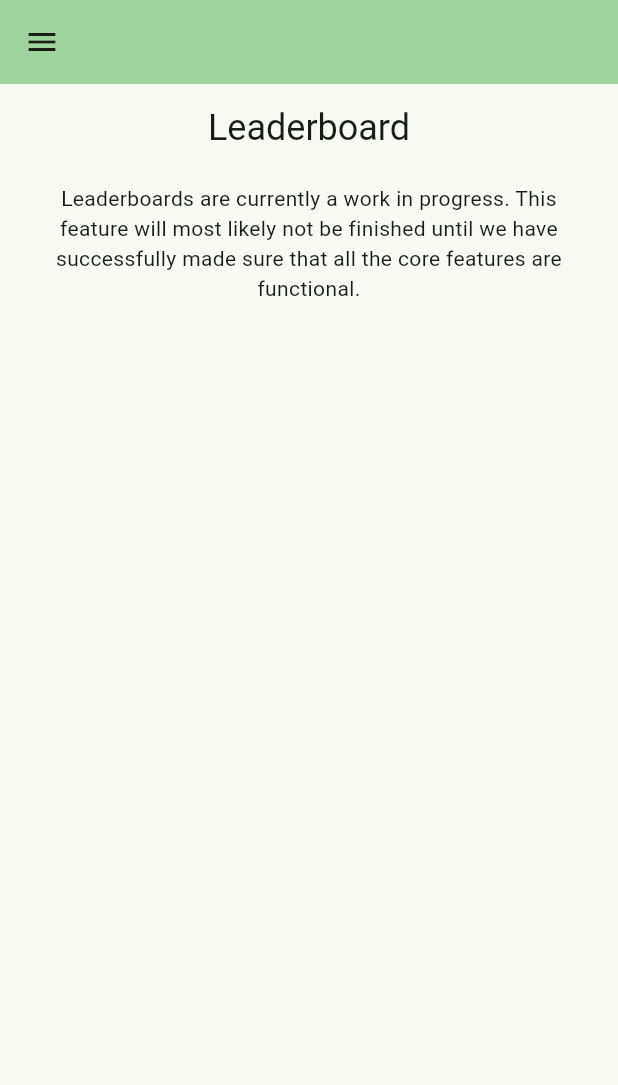
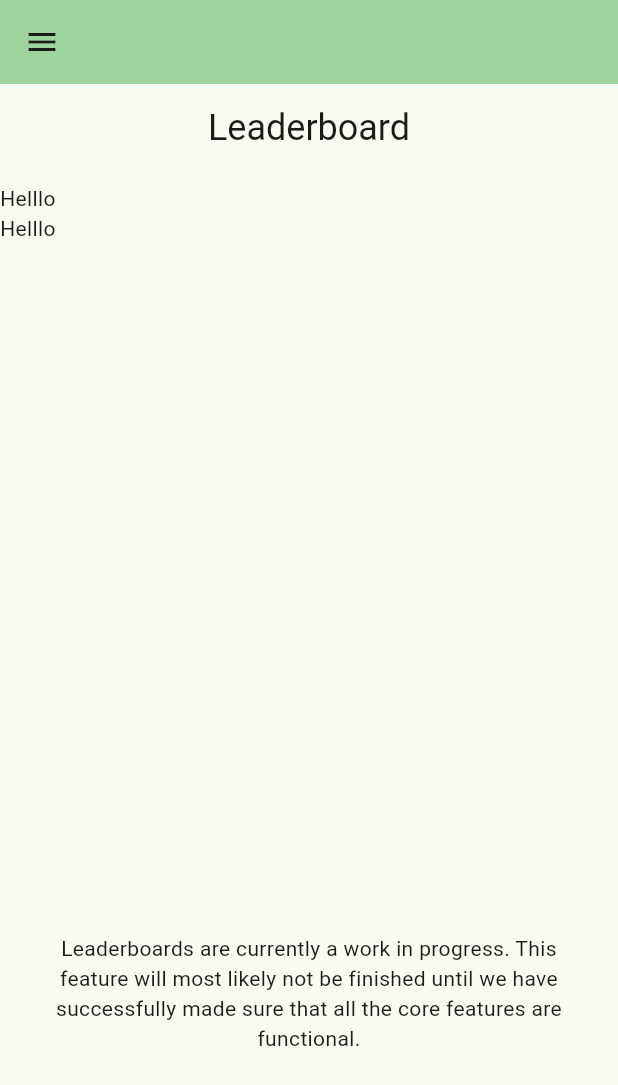
Before and after one commit to TheGreenMachine/GreenScout, a Flutter app: the LeaderboardPage screen opened directly, on a phone screen of 412 x 824 dp. Shown: the top 1085 px of the screen. Run offline on Flutter 3.47's test engine with Material 3 defaults, Android fonts, the phone set to English and light mode, and no system bars; our stand-ins replace shared_preferences; missing offline and left inert: encrypt, network_info_plus, pointycastle; accounts and stored records are empty.

Commit message:
I have some idea of how the leaderboard should look.
It only has the basic layout, but I plan to use streams to build this
leaderboard easily. After learning about stream builders, they aren't
actually all too bad and can be extremely useful.

I hope sometime in the near future I can clean up all this implementation
stuff so it isn't much of a pain to navigate for future developers.

```diff
--- a/lib/pages/leaderboard.dart
+++ b/lib/pages/leaderboard.dart
@@ -1,3 +1,6 @@
+import 'dart:async';
+import 'dart:ui';
+
 import 'package:flutter/material.dart';
 import 'package:green_scout/pages/navigation_layout.dart';
 import 'package:green_scout/widgets/action_bar.dart';
@@ -10,7 +13,21 @@ class LeaderboardPage extends StatefulWidget {
   State<LeaderboardPage> createState() => _LeaderboardPage();
 }
 
+class RankingInfo {
+
+}
+
 class _LeaderboardPage extends State<LeaderboardPage> {
+  StreamController<List<RankingInfo>> rankingsController = StreamController();
+  Stream<List<RankingInfo>> rankingsStream = const Stream.empty();
+
+  @override
+  void initState() {
+    super.initState();
+
+    rankingsStream = rankingsController.stream;
+  }
+
   @override
   Widget build(BuildContext context) {
     return Scaffold(
@@ -30,6 +47,8 @@ class _LeaderboardPage extends State<LeaderboardPage> {
 
           const Padding(padding: EdgeInsets.all(8)),
 
+          buildRankingsList(context, [RankingInfo(), RankingInfo()]),
+
           const Padding(
             padding: EdgeInsets.symmetric(horizontal: 18),
             child: Text("Leaderboards are currently a work in progress. This feature will most likely not be finished until we have successfully made sure that all the core features are functional.", textAlign: TextAlign.center,),
@@ -38,4 +57,43 @@ class _LeaderboardPage extends State<LeaderboardPage> {
       ),
     );
   }
+
+  Widget buildRankingsList(BuildContext context, List<RankingInfo> rankings) {
+    Widget buildRankingEntry(BuildContext context, int index, List<RankingInfo> rankings, double width, double widthPadding) {
+      return Padding(
+        padding: EdgeInsets.symmetric(horizontal: widthPadding),
+
+        child: SizedBox(
+          width: width,
+
+          child: Text("Helllo"),
+        ),
+      );
+    }
+
+    double widthRatio = 1.0;
+
+    const ratioThresold = 670;
+
+    {
+      final width = MediaQuery.of(context).size.width;
+
+      final percent = clampDouble(((width - ratioThresold) / (ratioThresold)), 0.0, 1.0);
+
+      widthRatio = (1.0 - 0.75 * percent);
+    }
+
+    final width = MediaQuery.of(context).size.width * widthRatio;
+    final widthPadding = MediaQuery.of(context).size.width * (1.0 - widthRatio) / 2;
+
+    return SizedBox(
+      width: width,
+      height: 500,
+
+      child: ListView.builder(
+        itemBuilder: (context, index) => buildRankingEntry(context, index, rankings, width, widthPadding),
+        itemCount: rankings.length,
+      ),
+    );
+  }
 }
--- a/lib/pages/settings/debug_info.dart
+++ b/lib/pages/settings/debug_info.dart
@@ -3,10 +3,8 @@ import 'dart:convert';
 import 'dart:developer';
 import 'dart:ui';
 
-import 'package:flutter/cupertino.dart';
 import 'package:flutter/material.dart';
 import 'package:flutter/services.dart';
-import 'package:flutter/widgets.dart';
 import 'package:green_scout/globals.dart';
 import 'package:green_scout/pages/preference_helpers.dart';
 import 'package:green_scout/widgets/action_bar.dart';
```
